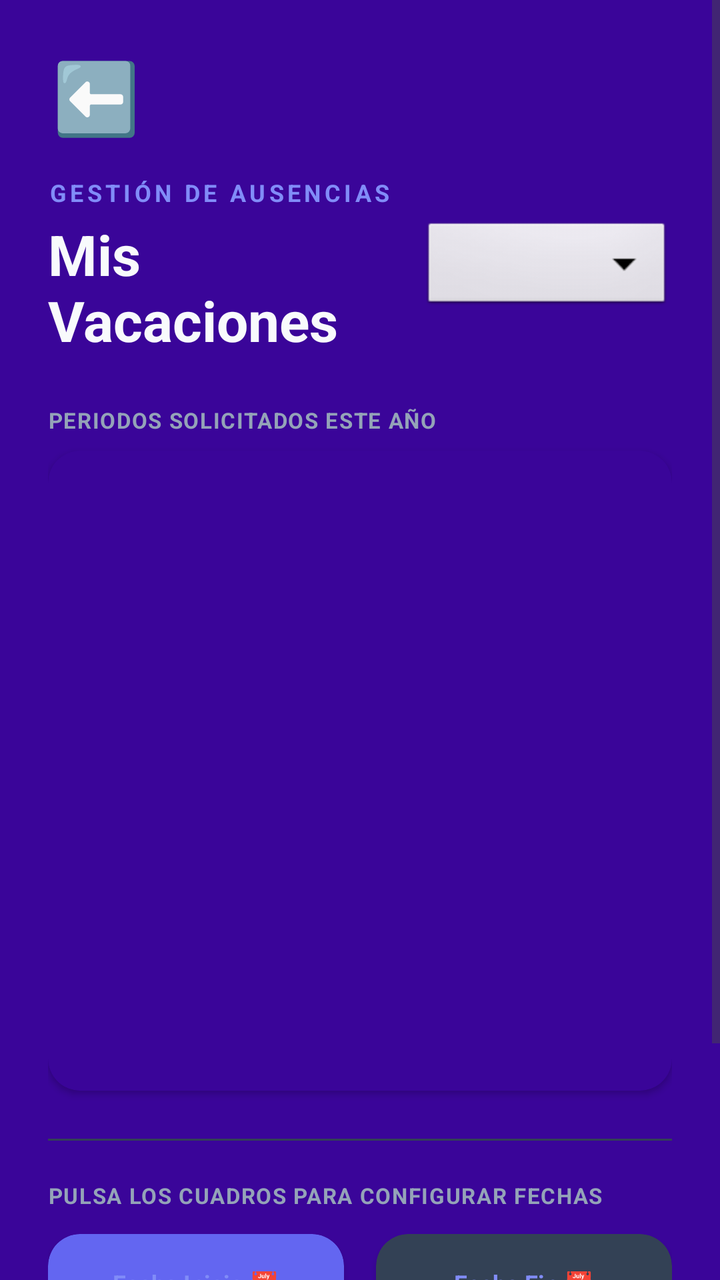
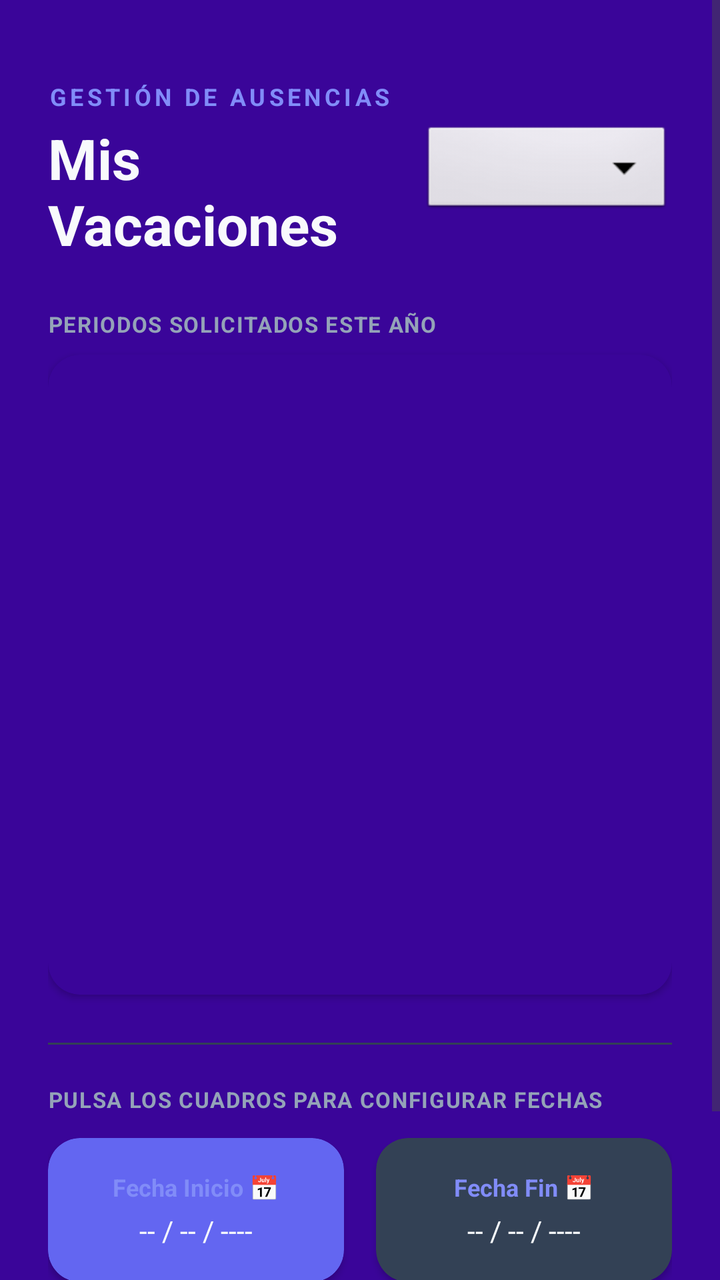

An Android layout rendered at two revisions. The XML below is the earlier revision; the diff shows what the commit changed to produce the second picture.
<!-- AndroidManifest.xml: application theme Theme.CalendarioLaboral_V30 -->
<!-- res/layout/activity_vacaciones.xml -->
<?xml version="1.0" encoding="utf-8"?>
<ScrollView
    xmlns:android="http://schemas.android.com/apk/res/android"
    xmlns:app="http://schemas.android.com/apk/res-auto"
    android:id="@+id/scrollVacaciones"
    android:layout_width="match_parent"
    android:layout_height="match_parent"
    android:background="@color/bg_app">

    <LinearLayout
        android:layout_width="match_parent"
        android:layout_height="wrap_content"
        android:orientation="vertical"
        android:padding="24dp">

        
        <TextView
            android:id="@+id/btnAtras"
            android:layout_width="48dp"
            android:layout_height="48dp"
            android:text="⬅️"
            android:textSize="35dp"
            android:gravity="center"
            android:textColor="@color/text_main"
            android:background="?android:attr/selectableItemBackgroundBorderless"
            android:clickable="true"
            android:focusable="true"
            android:contentDescription="Volver al panel principal" />

        
        <LinearLayout
            android:layout_width="match_parent"
            android:layout_height="wrap_content"
            android:orientation="horizontal"
            android:gravity="center_vertical"
            android:layout_marginTop="16dp"
            android:layout_marginBottom="24dp">

            <LinearLayout
                android:layout_width="0dp"
                android:layout_height="wrap_content"
                android:layout_weight="1"
                android:orientation="vertical">
                <TextView
                    android:layout_width="wrap_content"
                    android:layout_height="wrap_content"
                    android:text="GESTIÓN DE AUSENCIAS"
                    android:textColor="@color/app_accent"
                    android:textSize="12sp"
                    android:textStyle="bold"
                    android:letterSpacing="0.15" />
                <TextView
                    android:id="@+id/tvTituloVacaciones"
                    android:layout_width="wrap_content"
                    android:layout_height="wrap_content"
                    android:text="Mis Vacaciones"
                    android:textColor="@color/text_main"
                    android:textSize="28sp"
                    android:textStyle="bold"
                    android:layout_marginTop="4dp" />
            </LinearLayout>

            <Spinner
                android:id="@+id/spAnioVacaciones"
                android:layout_width="125dp"
                android:layout_height="48dp"
                android:layout_marginStart="10dp"
                android:background="@android:drawable/btn_dropdown"
                android:spinnerMode="dropdown" />
        </LinearLayout>

        
        <TextView
            android:layout_width="wrap_content"
            android:layout_height="wrap_content"
            android:text="PERIODOS SOLICITADOS ESTE AÑO"
            android:textColor="@color/text_secondary"
            android:textSize="11sp"
            android:textStyle="bold"
            android:layout_marginBottom="8dp"
            android:letterSpacing="0.05" />

        <androidx.cardview.widget.CardView
            android:layout_width="match_parent"
            android:layout_height="320dp"
            android:layout_marginBottom="24dp"
            app:cardCornerRadius="16dp"
            app:cardElevation="2dp"
            app:cardBackgroundColor="@color/bg_app">

            <androidx.recyclerview.widget.RecyclerView
                android:id="@+id/rvVacaciones"
                android:layout_width="match_parent"
                android:layout_height="match_parent"
                android:padding="8dp" />
        </androidx.cardview.widget.CardView>
        
        <View
            android:layout_width="match_parent"
            android:layout_height="1dp"
            android:background="@color/bg_fecha_disabled"
            android:layout_marginBottom="20dp" />

        
        <TextView
            android:layout_width="wrap_content"
            android:layout_height="wrap_content"
            android:text="PULSA LOS CUADROS PARA CONFIGURAR FECHAS"
            android:textColor="@color/text_secondary"
            android:textSize="11sp"
            android:textStyle="bold"
            android:layout_marginBottom="12dp"
            android:letterSpacing="0.05" />

        
        <LinearLayout
            android:layout_width="match_parent"
            android:layout_height="wrap_content"
            android:orientation="horizontal"
            android:layout_marginBottom="16dp">

            
            <androidx.cardview.widget.CardView
                android:id="@+id/cardFechaInicioContenedor"
                android:layout_width="0dp"
                android:layout_height="72dp"
                android:layout_weight="1"
                android:layout_marginEnd="8dp"
                app:cardCornerRadius="16dp"
                app:cardElevation="2dp"
                app:cardBackgroundColor="@color/bg_fecha_active">
                <LinearLayout
                    android:layout_width="match_parent"
                    android:layout_height="match_parent"
                    android:orientation="vertical"
                    android:gravity="center">
                    <TextView
                        android:layout_width="wrap_content"
                        android:layout_height="wrap_content"
                        android:text="Fecha Inicio 📅"
                        android:textColor="@color/app_accent"
                        android:textSize="12sp"
                        android:textStyle="bold" />
                    <TextView
                        android:id="@+id/tvFechaInicio"
                        android:layout_width="wrap_content"
                        android:layout_height="wrap_content"
                        android:text="-- / -- / ----"
                        android:textColor="@color/text_main"
                        android:textSize="14sp"
                        android:layout_marginTop="4dp" />
                </LinearLayout>
            </androidx.cardview.widget.CardView>

            
            <androidx.cardview.widget.CardView
                android:id="@+id/cardFechaFinContenedor"
                android:layout_width="0dp"
                android:layout_height="72dp"
                android:layout_weight="1"
                android:layout_marginStart="8dp"
                app:cardCornerRadius="16dp"
                app:cardElevation="2dp"
                app:cardBackgroundColor="@color/bg_fecha_disabled">
                <LinearLayout
                    android:layout_width="match_parent"
                    android:layout_height="match_parent"
                    android:orientation="vertical"
                    android:gravity="center">
                    <TextView
                        android:layout_width="wrap_content"
                        android:layout_height="wrap_content"
                        android:text="Fecha Fin 📅"
                        android:textColor="@color/app_accent"
                        android:textSize="12sp"
                        android:textStyle="bold" />
                    <TextView
                        android:id="@+id/tvFechaFin"
                        android:layout_width="wrap_content"
                        android:layout_height="wrap_content"
                        android:text="-- / -- / ----"
                        android:textColor="@color/text_main"
                        android:textSize="14sp"
                        android:layout_marginTop="4dp" />
                </LinearLayout>
            </androidx.cardview.widget.CardView>
        </LinearLayout>

        
        <TextView
            android:id="@+id/tvTotalDiasCalculados"
            android:layout_width="match_parent"
            android:layout_height="wrap_content"
            android:text="Días seleccionados: 0 días"
            android:textColor="@color/text_main"
            android:textSize="14sp"
            android:textStyle="bold"
            android:gravity="center"
            android:layout_marginBottom="16dp"
            android:visibility="gone" />

        
        <Button
            android:id="@+id/btnGuardarVacaciones"
            android:layout_width="match_parent"
            android:layout_height="56dp"
            android:text="Guardar Registro"
            android:backgroundTint="@color/bg_btn_disabled"
            android:textColor="@color/text_main"
            android:textStyle="bold"
            android:textSize="16sp"
            app:cornerRadius="16dp" />

    </LinearLayout>
</ScrollView>
<!-- resources referenced by this layout -->
<resources>
  <color name="app_accent">#818CF8</color>
  <color name="bg_app">#3A0599</color>
  <color name="bg_btn_disabled">#475569</color>
  <color name="bg_fecha_active">#6366F1</color>
  <color name="bg_fecha_disabled">#334155</color>
  <color name="text_main">#F8FAFC</color>
  <color name="text_secondary">#94A3B8</color>
  <style name="Theme.CalendarioLaboral_V30" parent="Base.Theme.CalendarioLaboral_V30" />
  <style name="Base.Theme.CalendarioLaboral_V30" parent="Theme.Material3.DayNight.NoActionBar">
          
          
  
  
  
          
          <item name="android:statusBarColor">@color/app_primary</item>
  
          
          
          <item name="android:windowLightStatusBar">false</item>
  
  
      </style>
  <color name="app_primary">#6366F1</color>
</resources>

<!-- the commit's change to res/layout/activity_vacaciones.xml (unified diff, before → after) -->
@@ -12,20 +12,6 @@
         android:layout_height="wrap_content"
         android:orientation="vertical"
         android:padding="24dp">
-
-        
-        <TextView
-            android:id="@+id/btnAtras"
-            android:layout_width="48dp"
-            android:layout_height="48dp"
-            android:text="⬅️"
-            android:textSize="35dp"
-            android:gravity="center"
-            android:textColor="@color/text_main"
-            android:background="?android:attr/selectableItemBackgroundBorderless"
-            android:clickable="true"
-            android:focusable="true"
-            android:contentDescription="Volver al panel principal" />
 
         
         <LinearLayout
